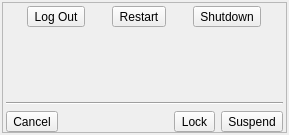
lumina-desktop/lumina, file src-qt5/core/lumina-desktop/SystemWindow.ui: the form before one commit.
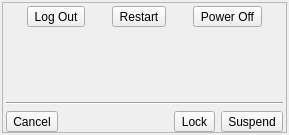
The form after the commit.

Commit message: Clean up some text on various UI's: 1) Unify the terminology for all the "leave" options (power off, restart, log out) 2) Remove some superfluous text from the system dashboard plugin menu.

```diff
--- a/src-qt5/core/lumina-desktop/SystemWindow.ui
+++ b/src-qt5/core/lumina-desktop/SystemWindow.ui
@@ -84,7 +84,7 @@
         <item>
          <widget class="QToolButton" name="tool_shutdown">
           <property name="text">
-           <string>Shutdown</string>
+           <string>Power Off</string>
           </property>
           <property name="iconSize">
            <size>
```
The commit also changes 2 other files.
